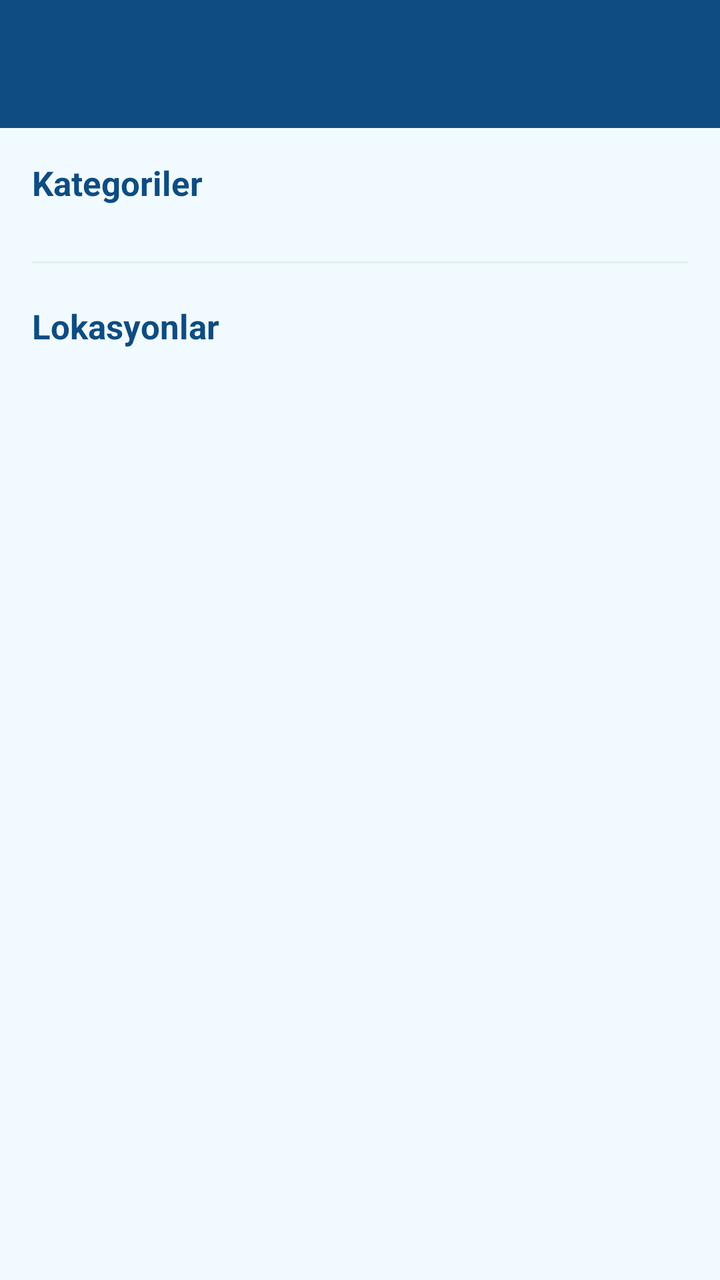
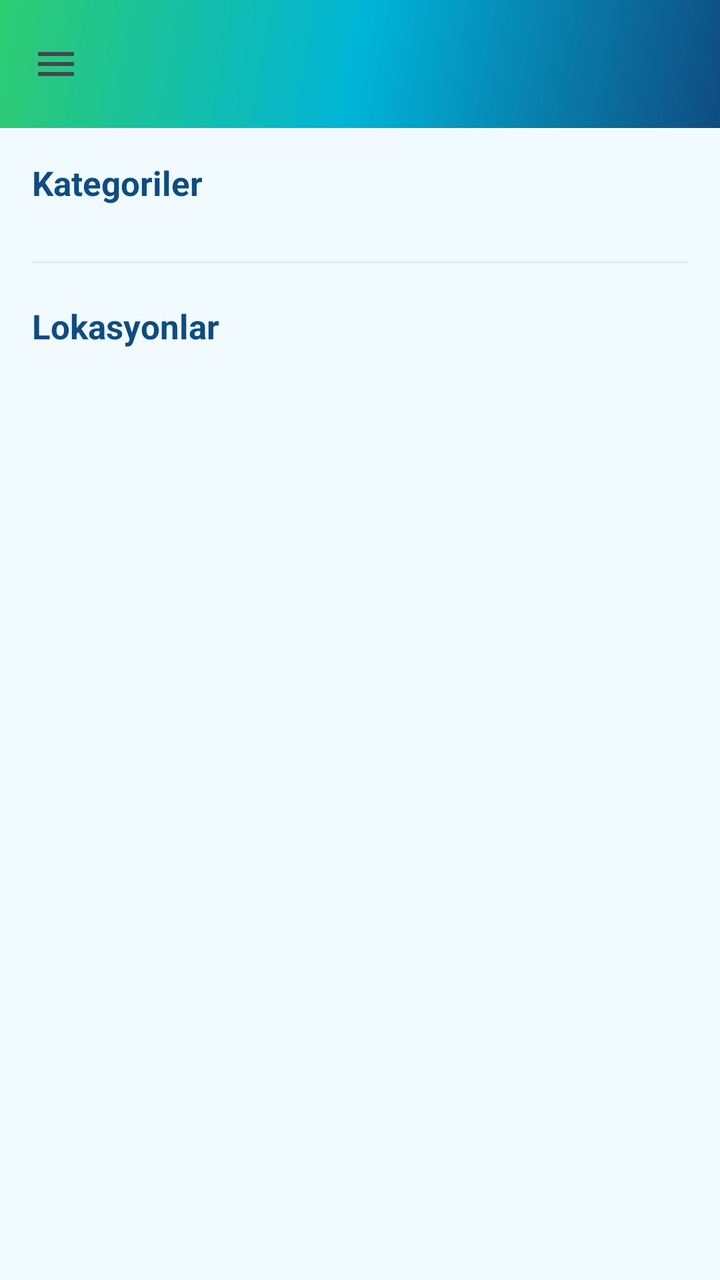

Screens rendered from an Android XML layout before and after an edit, with the pre-edit source and the edit as a unified diff.
<!-- AndroidManifest.xml: application theme Theme.StokTakip -->
<!-- res/layout/fragment_depo.xml -->
<?xml version="1.0" encoding="utf-8"?>
<LinearLayout xmlns:android="http://schemas.android.com/apk/res/android"
    android:layout_width="match_parent"
    android:layout_height="match_parent"
    android:orientation="vertical"
    android:background="@color/soft_bg">

    <com.google.android.material.appbar.MaterialToolbar
        android:layout_width="match_parent"
        android:layout_height="?attr/actionBarSize"
        android:background="@color/mavi"
        android:title="@string/nav_depo"
        android:titleTextColor="@color/white" />

    <ScrollView
        android:layout_width="match_parent"
        android:layout_height="match_parent">

        <LinearLayout
            android:layout_width="match_parent"
            android:layout_height="wrap_content"
            android:orientation="vertical"
            android:padding="16dp">

            <TextView
                android:layout_width="match_parent"
                android:layout_height="wrap_content"
                android:text="Kategoriler"
                android:textColor="@color/mavi"
                android:textSize="17sp"
                android:textStyle="bold" />

            <LinearLayout
                android:id="@+id/listKategoriler"
                android:layout_width="match_parent"
                android:layout_height="wrap_content"
                android:orientation="vertical"
                android:layout_marginTop="8dp" />

            <LinearLayout
                android:id="@+id/rowKategoriEkle"
                android:layout_width="match_parent"
                android:layout_height="wrap_content"
                android:layout_marginTop="10dp"
                android:orientation="horizontal"
                android:visibility="gone">

                <com.google.android.material.textfield.TextInputLayout
                    android:layout_width="0dp"
                    android:layout_height="wrap_content"
                    android:layout_weight="1"
                    style="@style/Widget.Material3.TextInputLayout.OutlinedBox">
                    <com.google.android.material.textfield.TextInputEditText
                        android:id="@+id/editYeniKategori"
                        android:layout_width="match_parent"
                        android:layout_height="wrap_content"
                        android:hint="Yeni kategori adı" />
                </com.google.android.material.textfield.TextInputLayout>

                <com.google.android.material.button.MaterialButton
                    android:id="@+id/btnKategoriEkle"
                    android:layout_width="wrap_content"
                    android:layout_height="wrap_content"
                    android:layout_marginStart="8dp"
                    android:layout_gravity="center_vertical"
                    android:text="@string/ekle"
                    android:textAllCaps="false" />
            </LinearLayout>

            <View
                android:layout_width="match_parent"
                android:layout_height="1dp"
                android:layout_marginVertical="20dp"
                android:background="@color/divider" />

            <TextView
                android:layout_width="match_parent"
                android:layout_height="wrap_content"
                android:text="Lokasyonlar"
                android:textColor="@color/mavi"
                android:textSize="17sp"
                android:textStyle="bold" />

            <LinearLayout
                android:id="@+id/listLokasyonlar"
                android:layout_width="match_parent"
                android:layout_height="wrap_content"
                android:orientation="vertical"
                android:layout_marginTop="8dp" />

            <LinearLayout
                android:id="@+id/rowLokasyonEkle"
                android:layout_width="match_parent"
                android:layout_height="wrap_content"
                android:layout_marginTop="10dp"
                android:orientation="horizontal"
                android:visibility="gone">

                <com.google.android.material.textfield.TextInputLayout
                    android:layout_width="0dp"
                    android:layout_height="wrap_content"
                    android:layout_weight="1"
                    style="@style/Widget.Material3.TextInputLayout.OutlinedBox">
                    <com.google.android.material.textfield.TextInputEditText
                        android:id="@+id/editYeniLokasyon"
                        android:layout_width="match_parent"
                        android:layout_height="wrap_content"
                        android:hint="Yeni lokasyon adı" />
                </com.google.android.material.textfield.TextInputLayout>

                <com.google.android.material.button.MaterialButton
                    android:id="@+id/btnLokasyonEkle"
                    android:layout_width="wrap_content"
                    android:layout_height="wrap_content"
                    android:layout_marginStart="8dp"
                    android:layout_gravity="center_vertical"
                    android:text="@string/ekle"
                    android:textAllCaps="false" />
            </LinearLayout>

        </LinearLayout>
    </ScrollView>
</LinearLayout>
<!-- resources referenced by this layout -->
<resources>
  <color name="divider">#E1EEF3</color>
  <color name="mavi">#0F4C81</color>
  <color name="soft_bg">#F1FBFF</color>
  <color name="white">#FFFFFF</color>
  <string name="ekle">Ekle</string>
  <string name="nav_depo">Depo</string>
  <style name="Theme.StokTakip" parent="Theme.Material3.Light.NoActionBar">
          <item name="colorPrimary">@color/mavi</item>
          <item name="colorPrimaryVariant">@color/dark</item>
          <item name="colorSecondary">@color/turkuaz</item>
          <item name="colorSecondaryVariant">@color/yesil</item>
          <item name="android:statusBarColor">@color/mavi</item>
          <item name="android:windowBackground">@color/soft_bg</item>
      </style>
  <color name="dark">#0B2E3F</color>
  <color name="turkuaz">#00B4D8</color>
  <color name="yesil">#2ECC71</color>
</resources>

<!-- the commit's change to res/layout/fragment_depo.xml (unified diff, before → after) -->
@@ -6,11 +6,14 @@
     android:background="@color/soft_bg">
 
     <com.google.android.material.appbar.MaterialToolbar
+        android:id="@+id/toolbar"
         android:layout_width="match_parent"
         android:layout_height="?attr/actionBarSize"
-        android:background="@color/mavi"
+        android:background="@drawable/gradient_hero"
+        app:navigationIcon="@drawable/ic_hamburger"
         android:title="@string/nav_depo"
-        android:titleTextColor="@color/white" />
+        android:titleTextColor="@color/white"
+        xmlns:app="http://schemas.android.com/apk/res-auto" />
 
     <ScrollView
         android:layout_width="match_parent"
<!-- resource entries referenced after the edit -->
@@ -4,6 +4,29 @@
   <color name="mavi">#0F4C81</color>
   <color name="soft_bg">#F1FBFF</color>
   <color name="white">#FFFFFF</color>
+  <!-- drawable gradient_hero (drawable) -->
+  <?xml version="1.0" encoding="utf-8"?>
+  <shape xmlns:android="http://schemas.android.com/apk/res/android"
+      android:shape="rectangle">
+      <gradient
+          android:type="linear"
+          android:angle="135"
+          android:startColor="@color/mavi"
+          android:centerColor="@color/turkuaz"
+          android:endColor="@color/yesil" />
+  </shape>
+  <!-- drawable ic_hamburger (drawable) -->
+  <?xml version="1.0" encoding="utf-8"?>
+  <vector xmlns:android="http://schemas.android.com/apk/res/android"
+      android:width="24dp"
+      android:height="24dp"
+      android:viewportWidth="24"
+      android:viewportHeight="24"
+      android:tint="?attr/colorControlNormal">
+      <path
+          android:fillColor="#FFFFFF"
+          android:pathData="M3,6h18v2H3V6zM3,11h18v2H3v-2zM3,16h18v2H3v-2z"/>
+  </vector>
   <string name="ekle">Ekle</string>
   <string name="nav_depo">Depo</string>
   <style name="Theme.StokTakip" parent="Theme.Material3.Light.NoActionBar">
